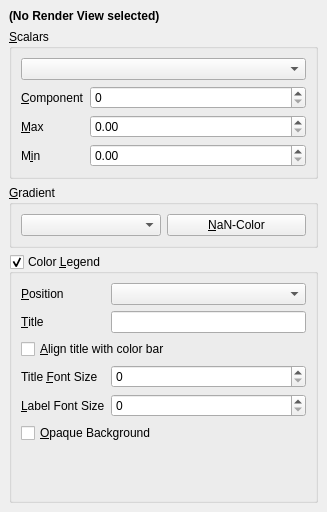
Qt form gui/widgets/ColorMappingChooser.ui (kateyy/geohazardvis) before a commit.
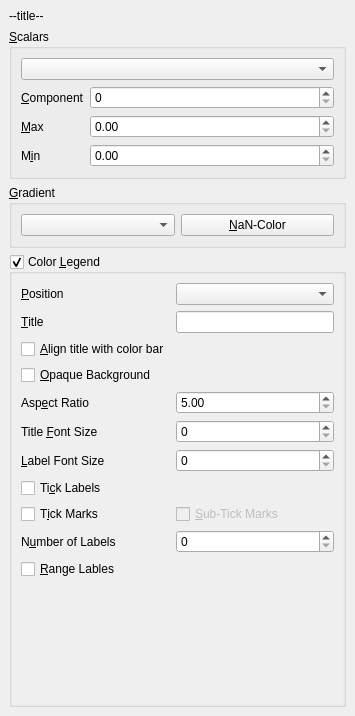
The same form after that commit.

Commit message: extend color mapping legend GUI options

```diff
--- a/gui/widgets/ColorMappingChooser.ui
+++ b/gui/widgets/ColorMappingChooser.ui
@@ -6,8 +6,8 @@
    <rect>
     <x>0</x>
     <y>0</y>
-    <width>327</width>
-    <height>512</height>
+    <width>355</width>
+    <height>716</height>
    </rect>
   </property>
   <property name="windowTitle">
@@ -18,7 +18,7 @@
     <item>
      <widget class="QLabel" name="relatedRenderView">
       <property name="text">
-       <string>&lt;b&gt;(No Render View selected)&lt;/b&gt;</string>
+       <string>--title--</string>
       </property>
       <property name="alignment">
        <set>Qt::AlignLeading|Qt::AlignLeft|Qt::AlignTop</set>
@@ -125,7 +125,47 @@
       <property name="checked">
        <bool>true</bool>
       </property>
-      <layout class="QFormLayout" name="formLayout_2">
+      <layout class="QGridLayout" name="gridLayout">
+       <property name="leftMargin">
+        <number>0</number>
+       </property>
+       <property name="topMargin">
+        <number>0</number>
+       </property>
+       <property name="rightMargin">
+        <number>0</number>
+       </property>
+       <property name="bottomMargin">
+        <number>0</number>
+       </property>
+       <item row="0" column="0">
+        <widget class="QScrollArea" name="scrollArea">
+         <property name="frameShape">
+          <enum>QFrame::NoFrame</enum>
+         </property>
+         <property name="widgetResizable">
+          <bool>true</bool>
+         </property>
+         <widget class="QWidget" name="scrollAreaWidgetContents">
+          <property name="geometry">
+           <rect>
+            <x>0</x>
+            <y>0</y>
+            <width>331</width>
+            <height>396</height>
+           </rect>
+          </property>
+          <layout class="QFormLayout" name="formLayout_3">
+           <item row="0" column="0">
+            <widget class="QLabel" name="label_3">
+             <property name="text">
+              <string>&amp;Position</string>
+             </property>
+             <property name="buddy">
+              <cstring>legendPositionComboBox</cstring>
+             </property>
+            </widget>
+           </item>
        <item row="0" column="1">
         <widget class="QComboBox" name="legendPositionComboBox">
          <property name="sizePolicy">
@@ -136,20 +176,31 @@
          </property>
         </widget>
        </item>
-       <item row="3" column="0" colspan="2">
-        <widget class="QCheckBox" name="legendAlignTitleCheckBox">
-         <property name="sizePolicy">
-          <sizepolicy hsizetype="Minimum" vsizetype="Fixed">
-           <horstretch>0</horstretch>
-           <verstretch>0</verstretch>
-          </sizepolicy>
-         </property>
+           <item row="1" column="0">
+            <widget class="QLabel" name="label_4">
+             <property name="text">
+              <string>&amp;Title</string>
+             </property>
+             <property name="buddy">
+              <cstring>legendTitleEdit</cstring>
+             </property>
+            </widget>
+           </item>
+           <item row="1" column="1">
+            <widget class="QLineEdit" name="legendTitleEdit">
+             <property name="clearButtonEnabled">
+              <bool>true</bool>
+             </property>
+            </widget>
+           </item>
+           <item row="3" column="0">
+            <widget class="QCheckBox" name="legendBackgroundCheckBox">
          <property name="text">
-          <string>&amp;Align title with color bar</string>
+              <string>&amp;Opaque Background</string>
          </property>
         </widget>
        </item>
-       <item row="4" column="0">
+           <item row="5" column="0">
         <widget class="QLabel" name="label_2">
          <property name="text">
           <string>Title &amp;Font Size</string>
@@ -159,10 +210,10 @@
          </property>
         </widget>
        </item>
-       <item row="4" column="1">
+           <item row="5" column="1">
         <widget class="QSpinBox" name="legendTitleFontSize"/>
        </item>
-       <item row="5" column="0">
+           <item row="6" column="0">
         <widget class="QLabel" name="label">
          <property name="text">
           <string>&amp;Label Font Size</string>
@@ -172,49 +223,122 @@
          </property>
         </widget>
        </item>
-       <item row="5" column="1">
+           <item row="6" column="1">
         <widget class="QSpinBox" name="legendLabelFontSize"/>
        </item>
-       <item row="6" column="0" colspan="2">
-        <widget class="QCheckBox" name="legendBackgroundCheckBox">
+           <item row="7" column="0">
+            <widget class="QCheckBox" name="legendTickLabelsCheckBox">
          <property name="text">
-          <string>&amp;Opaque Background</string>
+              <string>Ti&amp;ck Labels</string>
          </property>
         </widget>
        </item>
-       <item row="0" column="0">
-        <widget class="QLabel" name="label_3">
+           <item row="8" column="0">
+            <widget class="QCheckBox" name="legendTickMarksCheckBox">
          <property name="text">
-          <string>&amp;Position</string>
-         </property>
+              <string>T&amp;ick Marks</string>
+             </property>
+            </widget>
+           </item>
+           <item row="8" column="1">
+            <widget class="QCheckBox" name="legendSubTickMarksCheckBox">
+             <property name="enabled">
+              <bool>false</bool>
+             </property>
+             <property name="text">
+              <string>&amp;Sub-Tick Marks</string>
+             </property>
+            </widget>
+           </item>
+           <item row="9" column="0">
+            <widget class="QLabel" name="label_5">
+             <property name="text">
+              <string>N&amp;umber of Labels</string>
+             </property>
          <property name="buddy">
-          <cstring>legendPositionComboBox</cstring>
+              <cstring>legendNumLabelsSpinBox</cstring>
          </property>
         </widget>
        </item>
-       <item row="1" column="0">
-        <widget class="QLabel" name="label_4">
+           <item row="9" column="1">
+            <widget class="QSpinBox" name="legendNumLabelsSpinBox">
+             <property name="maximum">
+              <number>64</number>
+             </property>
+            </widget>
+           </item>
+           <item row="10" column="0">
+            <widget class="QCheckBox" name="legendRangeLabelsCheckBox">
          <property name="text">
-          <string>&amp;Title</string>
-         </property>
+              <string>&amp;Range Lables</string>
+             </property>
+            </widget>
+           </item>
+           <item row="2" column="0">
+            <widget class="QCheckBox" name="legendAlignTitleCheckBox">
+             <property name="sizePolicy">
+              <sizepolicy hsizetype="Minimum" vsizetype="Fixed">
+               <horstretch>0</horstretch>
+               <verstretch>0</verstretch>
+              </sizepolicy>
+             </property>
+             <property name="text">
+              <string>&amp;Align title with color bar</string>
+             </property>
+            </widget>
+           </item>
+           <item row="4" column="0">
+            <widget class="QLabel" name="label_6">
+             <property name="text">
+              <string>Asp&amp;ect Ratio</string>
+             </property>
          <property name="buddy">
-          <cstring>legendTitleEdit</cstring>
+              <cstring>legendAspectRatio</cstring>
          </property>
         </widget>
        </item>
-       <item row="1" column="1">
-        <widget class="QLineEdit" name="legendTitleEdit">
-         <property name="clearButtonEnabled">
-          <bool>true</bool>
-         </property>
+           <item row="4" column="1">
+            <widget class="QDoubleSpinBox" name="legendAspectRatio">
+             <property name="minimum">
+              <double>5.000000000000000</double>
+             </property>
+             <property name="maximum">
+              <double>100.000000000000000</double>
+             </property>
         </widget>
        </item>
       </layout>
      </widget>
+        </widget>
     </item>
    </layout>
   </widget>
- </widget>
+    </item>
+   </layout>
+  </widget>
+ </widget>
+ <tabstops>
+  <tabstop>scalarsComboBox</tabstop>
+  <tabstop>componentSpinBox</tabstop>
+  <tabstop>maxValueSpinBox</tabstop>
+  <tabstop>minValueSpinBox</tabstop>
+  <tabstop>gradientComboBox</tabstop>
+  <tabstop>nanColorButton</tabstop>
+  <tabstop>legendGroupBox</tabstop>
+  <tabstop>scrollArea</tabstop>
+  <tabstop>legendPositionComboBox</tabstop>
+  <tabstop>legendTitleEdit</tabstop>
+  <tabstop>legendAlignTitleCheckBox</tabstop>
+  <tabstop>legendBackgroundCheckBox</tabstop>
+  <tabstop>legendAspectRatio</tabstop>
+  <tabstop>legendTitleFontSize</tabstop>
+  <tabstop>legendLabelFontSize</tabstop>
+  <tabstop>legendTickLabelsCheckBox</tabstop>
+  <tabstop>legendTickMarksCheckBox</tabstop>
+  <tabstop>legendSubTickMarksCheckBox</tabstop>
+  <tabstop>legendNumLabelsSpinBox</tabstop>
+  <tabstop>legendRangeLabelsCheckBox</tabstop>
+ </tabstops>
  <resources/>
  <connections/>
 </ui>
```
Left out of the diff: 19 changed lines with no effect on the pictures. Lines whose indentation alone changed are shown as unchanged. The commit also changes 1 other file.
